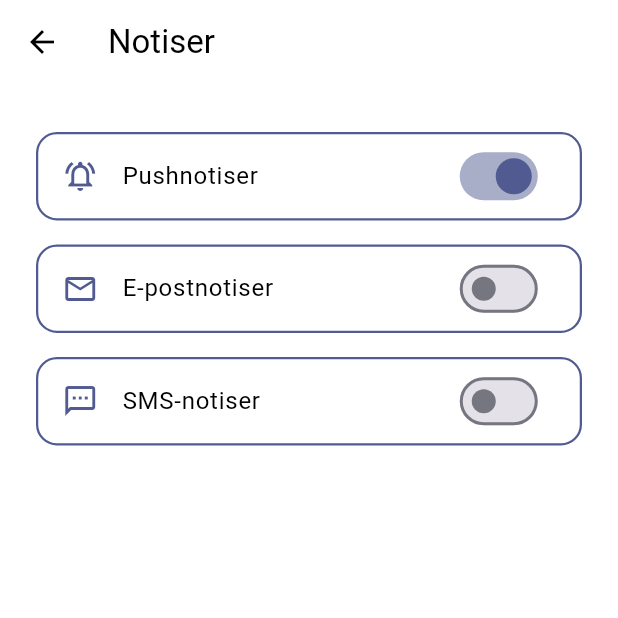
After one commit to gu-tig333-ht25/grupp-3, a Flutter app: the screen it shows after launch, item 3 of the bottom bar chosen, after a tap on "Notiser", on a phone screen of 412 x 824 dp, the top half of it. The commit adds this screen. Run offline on Flutter 3.47's test engine with Material 3 defaults, Android fonts, the phone set to English and light mode, and no system bars; our stand-ins replace firebase_auth, firebase_core; accounts and stored records are empty.

```diff
--- a/lib/main.dart
+++ b/lib/main.dart
@@ -1,23 +1,93 @@
 import 'package:flutter/material.dart';
+import 'package:firebase_core/firebase_core.dart';
+import 'package:firebase_auth/firebase_auth.dart';
+import 'package:provider/provider.dart';
+import 'package:template/firebase_options.dart';
+import 'package:template/providers/theme_provider.dart';
 import 'package:template/screens/home.dart';
 
-void main() {
-  runApp(MyApp());
+void main() async {
+  WidgetsFlutterBinding.ensureInitialized();
+  await Firebase.initializeApp(
+    options: DefaultFirebaseOptions.currentPlatform,
+  );
+
+ await FirebaseAuth.instance.setPersistence(Persistence.LOCAL);
+
+  runApp(
+    ChangeNotifierProvider(
+      create: (_) => ThemeProvider(),
+      child: const MyApp(),
+    ),
+  );
 }
 
 class MyApp extends StatelessWidget {
-  MyApp({super.key});
+  const MyApp({super.key});
 
   @override
   Widget build(BuildContext context) {
+    final themeProvider = Provider.of<ThemeProvider>(context);
+
     return MaterialApp(
       debugShowCheckedModeBanner: false,
       title: 'Bostadskollen',
+      themeMode: themeProvider.themeMode,
       theme: ThemeData(
+        scaffoldBackgroundColor: Colors.white,
         colorScheme: ColorScheme.fromSeed(seedColor: Colors.indigoAccent),
         useMaterial3: true,
+        appBarTheme: const AppBarTheme(
+          backgroundColor: Colors.white,
+          foregroundColor: Colors.black,
+          elevation: 0,
+        ),
       ),
-      home: HomeScreen(),
+      darkTheme: ThemeData.dark().copyWith(
+        colorScheme: ColorScheme.fromSeed(
+          seedColor: Colors.indigoAccent,
+          brightness: Brightness.dark,
+        ),
+        appBarTheme: const AppBarTheme(
+          backgroundColor: Color.fromARGB(255, 24, 111, 182),
+          foregroundColor: Color.fromARGB(255, 39, 21, 141),
+        ),
+      ),
+      home: StreamBuilder(
+  stream: FirebaseAuth.instance.authStateChanges(),
+  builder: (context, snapshot) {
+    if (snapshot.connectionState == ConnectionState.waiting) {
+      return const Scaffold(
+        body: Center(child: CircularProgressIndicator()),
+      );
+    }
+    if (snapshot.hasData) {
+      return const HomeScreen();
+    }
+    return const AuthGate();
+  },
+),
     );
   }
 }
+
+
+class AuthGate extends StatelessWidget {
+  const AuthGate({super.key});
+
+  @override
+  Widget build(BuildContext context) {
+    return StreamBuilder<User?>(
+      stream: FirebaseAuth.instance.authStateChanges(),
+      builder: (context, snapshot) {
+
+        if (snapshot.connectionState == ConnectionState.waiting) {
+          return const Scaffold(
+            body: Center(child: CircularProgressIndicator()),
+          );
+        }
+        return const HomeScreen();
+      },
+    );
+  }
+}
--- /dev/null
+++ b/lib/providers/theme_provider.dart
@@ -0,0 +1,25 @@
+import 'package:flutter/material.dart';
+
+class ThemeProvider with ChangeNotifier {
+  ThemeMode _themeMode = ThemeMode.system;
+  bool _isLoggedIn = false;
+
+  ThemeMode get themeMode => _themeMode;
+  bool get isDarkMode => _themeMode == ThemeMode.dark;
+  bool get isLoggedIn => _isLoggedIn;
+
+  void toggleTheme(ThemeMode mode) {
+    _themeMode = mode;
+    notifyListeners();
+  }
+
+  void toggleLogin() {
+    _isLoggedIn = !_isLoggedIn;
+    notifyListeners();
+  }
+
+  void logout() {
+    _isLoggedIn = false;
+    notifyListeners();
+  }
+}
--- /dev/null
+++ b/lib/screens/notiser.dart
@@ -0,0 +1,100 @@
+import 'package:flutter/material.dart';
+
+class NotiserScreen extends StatefulWidget {
+  const NotiserScreen({super.key});
+
+  @override
+  State<NotiserScreen> createState() => _NotiserScreenState();
+}
+
+class _NotiserScreenState extends State<NotiserScreen> {
+  bool pushNotis = true;
+  bool emailNotis = false;
+  bool smsNotis = false;
+
+  @override
+  Widget build(BuildContext context) {
+    final color = Theme.of(context).colorScheme.primary;
+    final isDark = Theme.of(context).brightness == Brightness.dark;
+    final bgColor = isDark ? const Color(0xFF1E1E1E) : Colors.white;
+    final textColor = isDark ? Colors.white : Colors.black;
+
+    return Scaffold(
+      appBar: AppBar(
+        title: Text('Notiser', style: TextStyle(color: textColor)),
+        leading: IconButton(
+          icon: Icon(Icons.arrow_back, color: textColor),
+          onPressed: () => Navigator.pop(context),
+        ),
+      ),
+      body: Padding(
+        padding: const EdgeInsets.all(24.0),
+        child: Column(
+          children: [
+            _buildSwitchTile(
+              context,
+              'Pushnotiser',
+              pushNotis,
+              (val) => setState(() => pushNotis = val),
+              icon: Icons.notifications_active_outlined,
+              color: color,
+              bgColor: bgColor,
+              textColor: textColor,
+            ),
+            _buildSwitchTile(
+              context,
+              'E-postnotiser',
+              emailNotis,
+              (val) => setState(() => emailNotis = val),
+              icon: Icons.email_outlined,
+              color: color,
+              bgColor: bgColor,
+              textColor: textColor,
+            ),
+            _buildSwitchTile(
+              context,
+              'SMS-notiser',
+              smsNotis,
+              (val) => setState(() => smsNotis = val),
+              icon: Icons.sms_outlined,
+              color: color,
+              bgColor: bgColor,
+              textColor: textColor,
+            ),
+          ],
+        ),
+      ),
+    );
+  }
+
+  Widget _buildSwitchTile(
+    BuildContext context,
+    String title,
+    bool value,
+    Function(bool) onChanged, {
+    required IconData icon,
+    required Color color,
+    required Color bgColor,
+    required Color textColor,
+  }) {
+    return Padding(
+      padding: const EdgeInsets.symmetric(vertical: 8.0),
+      child: Container(
+        decoration: BoxDecoration(
+          color: bgColor,
+          border: Border.all(color: color, width: 1.5),
+          borderRadius: BorderRadius.circular(14),
+        ),
+        child: ListTile(
+          leading: Icon(icon, color: color),
+          title: Text(title, style: TextStyle(color: textColor, fontSize: 16)),
+          trailing: Switch(
+            value: value,
+            activeColor: color,
+            onChanged: onChanged,
+          ),
+        ),
+      ),
+    );
+  }
+}
--- a/lib/screens/profil.dart
+++ b/lib/screens/profil.dart
@@ -1,15 +1,123 @@
 import 'package:flutter/material.dart';
+import 'package:firebase_auth/firebase_auth.dart';
+import 'notiser.dart';
+import 'morklage.dart';
+import 'login.dart';
 
-class ProfilScreen extends StatefulWidget {
+class ProfilScreen extends StatelessWidget {
   const ProfilScreen({super.key});
 
-  @override
-  State<ProfilScreen> createState() => _ProfilScreenState();
-}
+ @override
+  Widget build(BuildContext context) {
+    final user = FirebaseAuth.instance.currentUser;
 
-class _ProfilScreenState extends State<ProfilScreen> {
-  @override
-  Widget build(BuildContext context) {
-    return Scaffold(appBar: AppBar(title: Text("Profil")));
+    return Scaffold(
+      appBar: AppBar(
+        title: const Text('Profil'),
+        centerTitle: true,
+      ),
+      body: Padding(
+        padding: const EdgeInsets.all(24.0),
+        child: Column(
+          mainAxisAlignment: MainAxisAlignment.start,
+          children: [
+            if (user != null) ...[
+              const SizedBox(height: 20),
+              CircleAvatar(
+                radius: 45,
+                backgroundImage: user.photoURL != null
+                    ? NetworkImage(user.photoURL!)
+                    : const NetworkImage(
+                        'https://cdn-icons-png.flaticon.com/512/3135/3135715.png'),
+              ),
+              const SizedBox(height: 12),
+              Text(
+                'Inloggad som',
+                style: TextStyle(color: Colors.grey[700], fontSize: 14),
+              ),
+              Text(
+                user.email ?? '',
+                style: const TextStyle(
+                    fontWeight: FontWeight.bold, fontSize: 16),
+              ),
+              const SizedBox(height: 24),
+            ],
+            _menuButton(
+              context,
+              icon: Icons.notifications_outlined,
+              text: 'Notiser',
+              onPressed: () {
+                Navigator.push(
+                  context,
+                  MaterialPageRoute(builder: (_) => const NotiserScreen()),
+                );
+              },
+            ),
+            _menuButton(
+              context,
+              icon: Icons.dark_mode_outlined,
+              text: 'Mörkläge',
+              onPressed: () {
+                Navigator.push(
+                  context,
+                  MaterialPageRoute(builder: (_) => const MorklageScreen()),
+                );
+              },
+            ),
+            _menuButton(
+              context,
+              icon: user != null
+                  ? Icons.logout_outlined
+                  : Icons.login_outlined,
+              text: user != null ? 'Logga ut' : 'Logga in',
+              onPressed: () async {
+                if (user != null) {
+                  await FirebaseAuth.instance.signOut();
+
+                  Navigator.pushReplacement(
+                    context,
+                    MaterialPageRoute(builder: (_) => const ProfilScreen()),
+                  );
+                } else {
+                  Navigator.push(
+                    context,
+                    MaterialPageRoute(builder: (_) => const LoginScreen()),
+                  );
+                }
+              },
+            ),
+          ],
+        ),
+      ),
+    );
+  }
+
+  Widget _menuButton(
+    BuildContext context, {
+    required IconData icon,
+    required String text,
+    required VoidCallback onPressed,
+  }) {
+    return Padding(
+      padding: const EdgeInsets.symmetric(vertical: 8.0),
+      child: OutlinedButton.icon(
+        style: OutlinedButton.styleFrom(
+          side: BorderSide(color: Theme.of(context).colorScheme.primary),
+          minimumSize: const Size(double.infinity, 55),
+          shape: RoundedRectangleBorder(
+            borderRadius: BorderRadius.circular(12),
+          ),
+        ),
+        icon: Icon(icon, color: Theme.of(context).colorScheme.primary),
+        label: Text(
+          text,
+          style: TextStyle(
+            fontSize: 16,
+            color: Theme.of(context).colorScheme.primary,
+          ),
+        ),
+        onPressed: onPressed,
+      ),
+    );
   }
 }
--- a/pubspec.yaml
+++ b/pubspec.yaml
@@ -34,6 +34,9 @@ dependencies:
   # The following adds the Cupertino Icons font to your application.
   # Use with the CupertinoIcons class for iOS style icons.
   cupertino_icons: ^1.0.8
+  provider: ^6.1.2
+  firebase_core: ^3.5.0
+  firebase_auth: ^5.3.0
 
 dev_dependencies:
   flutter_test:
```
Also changed, not shown: lib/providers/auth_provider.dart (added, +29 -0 lines), lib/screens/login.dart (added, +107 -0 lines), lib/screens/morklage.dart (added, +80 -0 lines), firebase.json (added), lib/firebase_options.dart (added), pubspec.lock, 3 other files.
